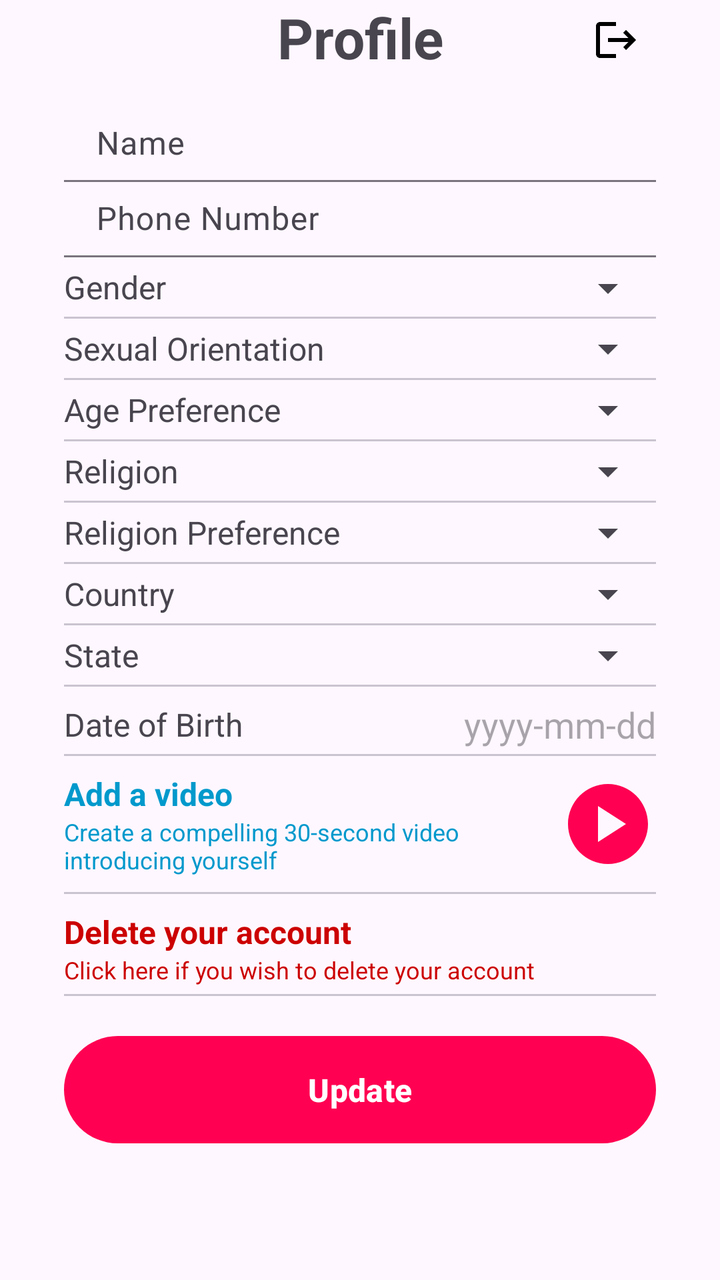
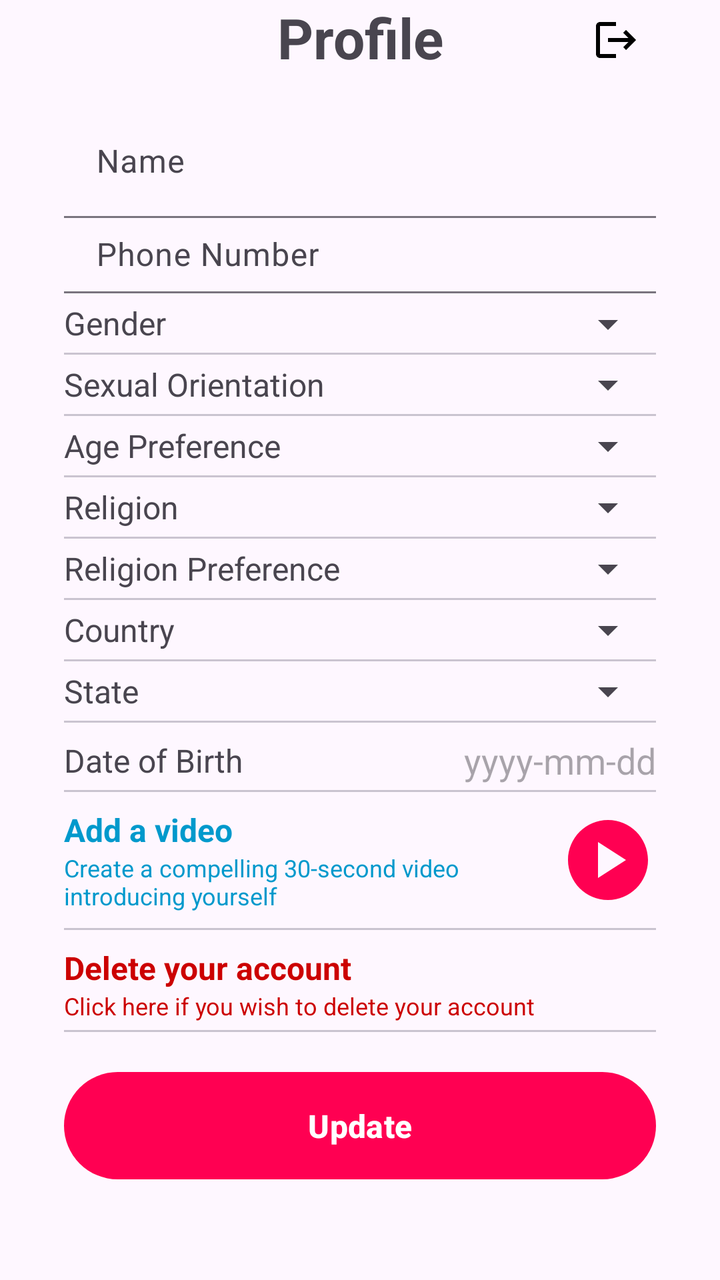

Screens rendered from an Android XML layout before and after an edit, with the pre-edit source and the edit as a unified diff.
<!-- AndroidManifest.xml: application theme Theme.You4me -->
<!-- res/layout/fragment_profile.xml -->
<?xml version="1.0" encoding="utf-8"?>
<ScrollView xmlns:android="http://schemas.android.com/apk/res/android"
    xmlns:app="http://schemas.android.com/apk/res-auto"
    xmlns:tools="http://schemas.android.com/tools"
    android:layout_width="match_parent"
    android:layout_height="match_parent"
    android:layout_marginVertical="16dp"
    android:paddingHorizontal="32dp"
    tools:context=".ui.profile.ProfileFragment">

    <androidx.constraintlayout.widget.ConstraintLayout
        android:layout_width="match_parent"
        android:layout_height="wrap_content">

        <TextView
            android:id="@+id/profile_txt"
            android:layout_width="wrap_content"
            android:layout_height="wrap_content"
            android:text="@string/profile"
            android:textSize="28sp"
            android:textStyle="bold"
            app:layout_constraintEnd_toEndOf="parent"
            app:layout_constraintStart_toStartOf="parent"
            app:layout_constraintTop_toTopOf="parent" />

        <ImageButton
            android:id="@+id/logout"
            android:layout_width="wrap_content"
            android:layout_height="wrap_content"
            app:layout_constraintEnd_toEndOf="parent"
            android:src="@drawable/baseline_logout_24"
            android:background="@android:color/transparent"
            android:padding="8dp"
            app:layout_constraintTop_toTopOf="parent"
            android:contentDescription="@string/log_out" />

        <com.google.android.material.textfield.TextInputLayout
            android:id="@+id/name_lyt"
            style="@style/Widget.Material3.TextInputLayout.FilledBox"
            android:layout_width="match_parent"
            android:layout_height="wrap_content"
            android:layout_marginTop="16dp"
            android:hint="@string/name"
            app:layout_constraintTop_toBottomOf="@id/profile_txt">

            <com.google.android.material.textfield.TextInputEditText
                android:id="@+id/name"
                android:layout_width="match_parent"
                android:layout_height="match_parent"
                android:background="@android:color/transparent"
                android:paddingVertical="8dp" />

        </com.google.android.material.textfield.TextInputLayout>

        <com.google.android.material.textfield.TextInputLayout
            android:id="@+id/phone_lyt"
            style="@style/Widget.Material3.TextInputLayout.FilledBox"
            android:layout_width="match_parent"
            android:layout_height="wrap_content"
            android:hint="@string/phone_number"
            app:layout_constraintTop_toBottomOf="@id/name_lyt">

            <com.google.android.material.textfield.TextInputEditText
                android:id="@+id/phone"
                android:layout_width="match_parent"
                android:layout_height="match_parent"
                android:background="@android:color/transparent"
                android:inputType="phone"
                android:paddingVertical="8dp" />

        </com.google.android.material.textfield.TextInputLayout>


        <androidx.constraintlayout.widget.ConstraintLayout
            android:id="@+id/gender_lyt"
            android:layout_width="match_parent"
            android:layout_height="wrap_content"
            android:layout_marginTop="4dp"
            app:layout_constraintStart_toStartOf="parent"
            app:layout_constraintTop_toBottomOf="@id/phone_lyt">

            <TextView
                android:id="@+id/gender_label"
                android:layout_width="wrap_content"
                android:layout_height="wrap_content"
                android:text="@string/gender"
                android:textSize="16sp"
                app:layout_constraintEnd_toStartOf="@id/gender_spinner"
                app:layout_constraintHorizontal_chainStyle="spread_inside"
                app:layout_constraintStart_toStartOf="parent"
                app:layout_constraintTop_toTopOf="parent" />

            <Spinner
                android:id="@+id/gender_spinner"
                android:layout_width="wrap_content"
                android:layout_height="wrap_content"
                app:layout_constraintBottom_toBottomOf="@id/gender_label"
                app:layout_constraintEnd_toEndOf="parent"
                app:layout_constraintStart_toEndOf="@id/gender_label"
                app:layout_constraintTop_toTopOf="@id/gender_label" />

            <com.google.android.material.divider.MaterialDivider
                android:id="@+id/divider8"
                android:layout_width="match_parent"
                android:layout_height="1dp"
                android:layout_marginTop="4dp"
                app:layout_constraintTop_toBottomOf="@id/gender_label" />

        </androidx.constraintlayout.widget.ConstraintLayout>

        <TextView
            android:id="@+id/sexual_orientation_label"
            android:layout_width="wrap_content"
            android:layout_height="wrap_content"
            android:layout_marginTop="4dp"
            android:text="@string/sexual_orientation"
            android:textSize="16sp"
            app:layout_constraintEnd_toStartOf="@id/sexual_orientation_spinner"
            app:layout_constraintHorizontal_chainStyle="spread_inside"
            app:layout_constraintStart_toStartOf="parent"
            app:layout_constraintTop_toBottomOf="@id/gender_lyt" />

        <Spinner
            android:id="@+id/sexual_orientation_spinner"
            android:layout_width="wrap_content"
            android:layout_height="wrap_content"
            app:layout_constraintBottom_toBottomOf="@id/sexual_orientation_label"
            app:layout_constraintEnd_toEndOf="parent"
            app:layout_constraintStart_toEndOf="@id/sexual_orientation_label"
            app:layout_constraintTop_toTopOf="@id/sexual_orientation_label" />

        <com.google.android.material.divider.MaterialDivider
            android:id="@+id/divider1"
            android:layout_width="match_parent"
            android:layout_height="1dp"
            android:layout_marginTop="4dp"
            app:layout_constraintTop_toBottomOf="@id/sexual_orientation_label" />

        <TextView
            android:id="@+id/age_preference_label"
            android:layout_width="wrap_content"
            android:layout_height="wrap_content"
            android:layout_marginTop="4dp"
            android:text="@string/age_preference"
            android:textSize="16sp"
            app:layout_constraintEnd_toStartOf="@id/age_preference_spinner"
            app:layout_constraintHorizontal_chainStyle="spread_inside"
            app:layout_constraintStart_toStartOf="parent"
            app:layout_constraintTop_toBottomOf="@id/divider1" />

        <Spinner
            android:id="@+id/age_preference_spinner"
            android:layout_width="wrap_content"
            android:layout_height="wrap_content"
            app:layout_constraintBottom_toBottomOf="@id/age_preference_label"
            app:layout_constraintEnd_toEndOf="parent"
            app:layout_constraintStart_toEndOf="@id/age_preference_label"
            app:layout_constraintTop_toTopOf="@id/age_preference_label" />

        <com.google.android.material.divider.MaterialDivider
            android:id="@+id/divider2"
            android:layout_width="match_parent"
            android:layout_height="1dp"
            android:layout_marginTop="4dp"
            app:layout_constraintTop_toBottomOf="@id/age_preference_label" />

        <TextView
            android:id="@+id/religion_label"
            android:layout_width="wrap_content"
            android:layout_height="wrap_content"
            android:layout_marginTop="4dp"
            android:text="@string/religion"
            android:textSize="16sp"
            app:layout_constraintEnd_toStartOf="@id/religion_spinner"
            app:layout_constraintHorizontal_chainStyle="spread_inside"
            app:layout_constraintStart_toStartOf="parent"
            app:layout_constraintTop_toBottomOf="@id/divider2" />

        <Spinner
            android:id="@+id/religion_spinner"
            android:layout_width="wrap_content"
            android:layout_height="wrap_content"
            app:layout_constraintBottom_toBottomOf="@id/religion_label"
            app:layout_constraintEnd_toEndOf="parent"
            app:layout_constraintStart_toEndOf="@id/religion_label"
            app:layout_constraintTop_toTopOf="@id/religion_label" />

        <com.google.android.material.divider.MaterialDivider
            android:id="@+id/divider9"
            android:layout_width="match_parent"
            android:layout_height="1dp"
            android:layout_marginTop="4dp"
            app:layout_constraintTop_toBottomOf="@id/religion_label" />

        <TextView
            android:id="@+id/religion_preference_label"
            android:layout_width="wrap_content"
            android:layout_height="wrap_content"
            android:layout_marginTop="4dp"
            android:text="@string/religion_preference"
            android:textSize="16sp"
            app:layout_constraintEnd_toStartOf="@id/religion_preference_spinner"
            app:layout_constraintHorizontal_chainStyle="spread_inside"
            app:layout_constraintStart_toStartOf="parent"
            app:layout_constraintTop_toBottomOf="@id/divider9" />

        <Spinner
            android:id="@+id/religion_preference_spinner"
            android:layout_width="wrap_content"
            android:layout_height="wrap_content"
            app:layout_constraintBottom_toBottomOf="@id/religion_preference_label"
            app:layout_constraintEnd_toEndOf="parent"
            app:layout_constraintStart_toEndOf="@id/religion_preference_label"
            app:layout_constraintTop_toTopOf="@id/religion_preference_label" />

        <com.google.android.material.divider.MaterialDivider
            android:id="@+id/divider3"
            android:layout_width="match_parent"
            android:layout_height="1dp"
            android:layout_marginTop="4dp"
            app:layout_constraintTop_toBottomOf="@id/religion_preference_label" />

        <TextView
            android:id="@+id/country_label"
            android:layout_width="wrap_content"
            android:layout_height="wrap_content"
            android:layout_marginTop="4dp"
            android:text="@string/country"
            android:textSize="16sp"
            app:layout_constraintEnd_toStartOf="@id/country_spinner"
            app:layout_constraintHorizontal_chainStyle="spread_inside"
            app:layout_constraintStart_toStartOf="parent"
            app:layout_constraintTop_toBottomOf="@id/divider3" />

        <Spinner
            android:id="@+id/country_spinner"
            android:layout_width="wrap_content"
            android:layout_height="wrap_content"
            app:layout_constraintBottom_toBottomOf="@id/country_label"
            app:layout_constraintEnd_toEndOf="parent"
            app:layout_constraintStart_toEndOf="@id/country_label"
            app:layout_constraintTop_toTopOf="@id/country_label" />

        <com.google.android.material.divider.MaterialDivider
            android:id="@+id/divider4"
            android:layout_width="match_parent"
            android:layout_height="1dp"
            android:layout_marginTop="4dp"
            app:layout_constraintTop_toBottomOf="@id/country_label" />

        <TextView
            android:id="@+id/state_label"
            android:layout_width="wrap_content"
            android:layout_height="wrap_content"
            android:layout_marginTop="4dp"
            android:text="@string/state"
            android:textSize="16sp"
            app:layout_constraintEnd_toStartOf="@id/state_spinner"
            app:layout_constraintHorizontal_chainStyle="spread_inside"
            app:layout_constraintStart_toStartOf="parent"
            app:layout_constraintTop_toBottomOf="@id/divider4" />

        <Spinner
            android:id="@+id/state_spinner"
            android:layout_width="wrap_content"
            android:layout_height="wrap_content"
            app:layout_constraintBottom_toBottomOf="@id/state_label"
            app:layout_constraintEnd_toEndOf="parent"
            app:layout_constraintStart_toEndOf="@id/state_label"
            app:layout_constraintTop_toTopOf="@id/state_label" />

        <com.google.android.material.divider.MaterialDivider
            android:id="@+id/divider5"
            android:layout_width="match_parent"
            android:layout_height="1dp"
            android:layout_marginTop="4dp"
            app:layout_constraintTop_toBottomOf="@id/state_label" />

        <TextView
            android:id="@+id/dob_label"
            android:layout_width="wrap_content"
            android:layout_height="wrap_content"
            android:layout_marginTop="8dp"
            android:text="@string/dob"
            android:textSize="16sp"
            app:layout_constraintEnd_toStartOf="@id/dob"
            app:layout_constraintHorizontal_chainStyle="spread_inside"
            app:layout_constraintStart_toStartOf="parent"
            app:layout_constraintTop_toBottomOf="@id/divider5" />

        <com.google.android.material.textfield.TextInputEditText
            android:id="@+id/dob"
            android:layout_width="wrap_content"
            android:layout_height="wrap_content"
            android:background="@android:color/transparent"
            android:hint="@string/date_hint"
            android:inputType="none"
            app:layout_constraintBottom_toBottomOf="@id/dob_label"
            app:layout_constraintEnd_toEndOf="parent"
            app:layout_constraintStart_toEndOf="@id/dob_label"
            app:layout_constraintTop_toTopOf="@id/dob_label" />

        <com.google.android.material.divider.MaterialDivider
            android:id="@+id/divider6"
            android:layout_width="match_parent"
            android:layout_height="1dp"
            android:layout_marginTop="4dp"
            app:layout_constraintTop_toBottomOf="@id/dob_label" />

        <LinearLayout
            android:id="@+id/add_video_lyt"
            android:layout_width="0dp"
            android:layout_height="wrap_content"
            android:layout_marginTop="8dp"
            android:orientation="vertical"
            app:layout_constraintEnd_toStartOf="@id/btn_play"
            app:layout_constraintStart_toStartOf="parent"
            app:layout_constraintTop_toBottomOf="@id/divider6">

            <TextView
                android:layout_width="wrap_content"
                android:layout_height="wrap_content"
                android:text="@string/add_video"
                android:textColor="@android:color/holo_blue_dark"
                android:textSize="16sp"
                android:textStyle="bold" />

            <TextView
                android:layout_width="wrap_content"
                android:layout_height="wrap_content"
                android:text="@string/create_video"
                android:textColor="@android:color/holo_blue_dark"
                android:textSize="12sp" />
        </LinearLayout>

        <ImageButton
            android:id="@+id/btn_play"
            android:layout_width="wrap_content"
            android:layout_height="wrap_content"
            android:background="@android:color/transparent"
            android:src="@drawable/baseline_play_circle_24"
            app:layout_constraintBottom_toBottomOf="@id/add_video_lyt"
            app:layout_constraintEnd_toEndOf="parent"
            app:layout_constraintStart_toEndOf="@id/add_video_lyt"
            app:layout_constraintTop_toTopOf="@id/add_video_lyt"
            app:tint="@color/primary_pink" />

        <com.google.android.material.divider.MaterialDivider
            android:id="@+id/divider7"
            android:layout_width="match_parent"
            android:layout_height="1dp"
            android:layout_marginTop="8dp"
            app:layout_constraintTop_toBottomOf="@id/add_video_lyt" />

        <LinearLayout
            android:id="@+id/delete_acc_lyt"
            android:layout_width="match_parent"
            android:layout_height="wrap_content"
            android:layout_marginTop="8dp"
            android:orientation="vertical"
            app:layout_constraintStart_toStartOf="parent"
            app:layout_constraintTop_toBottomOf="@id/divider7">

            <TextView
                android:layout_width="wrap_content"
                android:layout_height="wrap_content"
                android:text="@string/delete_your_account"
                android:textColor="@android:color/holo_red_dark"
                android:textSize="16sp"
                android:textStyle="bold" />

            <TextView
                android:layout_width="wrap_content"
                android:layout_height="wrap_content"
                android:text="@string/click_to_delete_your_account"
                android:textColor="@android:color/holo_red_dark"
                android:textSize="12sp" />

            <com.google.android.material.divider.MaterialDivider
                android:id="@+id/divider11"
                android:layout_width="match_parent"
                android:layout_height="1dp"
                android:layout_marginTop="4dp"
                app:layout_constraintTop_toBottomOf="@id/dob_label" />
        </LinearLayout>

        <com.google.android.material.button.MaterialButton
            android:id="@+id/edit_btn"
            android:layout_width="match_parent"
            android:layout_height="wrap_content"
            android:layout_marginTop="16dp"
            android:padding="16dp"
            android:text="@string/update"
            android:textSize="16sp"
            android:textStyle="bold"
            app:layout_constraintTop_toBottomOf="@id/delete_acc_lyt" />

        <com.google.android.material.progressindicator.CircularProgressIndicator
            android:id="@+id/progress_circular"
            style="@style/Widget.Material3.CircularProgressIndicator.Medium"
            android:layout_width="wrap_content"
            android:layout_height="wrap_content"
            android:layout_marginTop="32dp"
            android:layout_marginBottom="4dp"
            android:indeterminate="true"
            android:visibility="gone"
            app:layout_constraintEnd_toEndOf="parent"
            app:layout_constraintStart_toStartOf="parent"
            app:layout_constraintTop_toBottomOf="@id/divider7" />

    </androidx.constraintlayout.widget.ConstraintLayout>

</ScrollView>
<!-- resources referenced by this layout -->
<resources>
  <color name="primary_pink">#ffff0052</color>
  <!-- drawable baseline_logout_24 (drawable) -->
  <vector android:autoMirrored="true" android:height="24dp"
      android:tint="#000000" android:viewportHeight="24"
      android:viewportWidth="24" android:width="24dp" xmlns:android="http://schemas.android.com/apk/res/android">
      <path android:fillColor="@android:color/white" android:pathData="M17,7l-1.41,1.41L18.17,11H8v2h10.17l-2.58,2.58L17,17l5,-5zM4,5h8V3H4c-1.1,0 -2,0.9 -2,2v14c0,1.1 0.9,2 2,2h8v-2H4V5z"/>
  </vector>
  <!-- drawable baseline_play_circle_24 (drawable) -->
  <vector android:height="48dp" android:tint="#000000"
      android:viewportHeight="24" android:viewportWidth="24"
      android:width="48dp" xmlns:android="http://schemas.android.com/apk/res/android">
      <path android:fillColor="@android:color/white" android:pathData="M12,2C6.48,2 2,6.48 2,12s4.48,10 10,10s10,-4.48 10,-10S17.52,2 12,2zM9.5,16.5v-9l7,4.5L9.5,16.5z"/>
  </vector>
  <string name="add_video">Add a video</string>
  <string name="age_preference">Age Preference</string>
  <string name="click_to_delete_your_account">Click here if you wish to delete your account</string>
  <string name="country">Country</string>
  <string name="create_video">Create a compelling 30-second video introducing yourself</string>
  <string name="date_hint">yyyy-mm-dd</string>
  <string name="delete_your_account">Delete your account</string>
  <string name="dob">Date of Birth</string>
  <string name="gender">Gender</string>
  <string name="log_out">Log out</string>
  <string name="name">Name</string>
  <string name="phone_number">Phone Number</string>
  <string name="profile">Profile</string>
  <string name="religion">Religion</string>
  <string name="religion_preference">Religion Preference</string>
  <string name="sexual_orientation">Sexual Orientation</string>
  <string name="state">State</string>
  <string name="update">Update</string>
  <style name="Theme.You4me" parent="Base.Theme.You4me" />
  <style name="Base.Theme.You4me" parent="Theme.Material3.Light.NoActionBar">
          
           <item name="colorPrimary">@color/primary_pink</item>
      </style>
</resources>

<!-- the commit's change to res/layout/fragment_profile.xml (unified diff, before → after) -->
@@ -48,7 +48,7 @@
                 android:layout_width="match_parent"
                 android:layout_height="match_parent"
                 android:background="@android:color/transparent"
-                android:paddingVertical="8dp" />
+                />
 
         </com.google.android.material.textfield.TextInputLayout>
 
